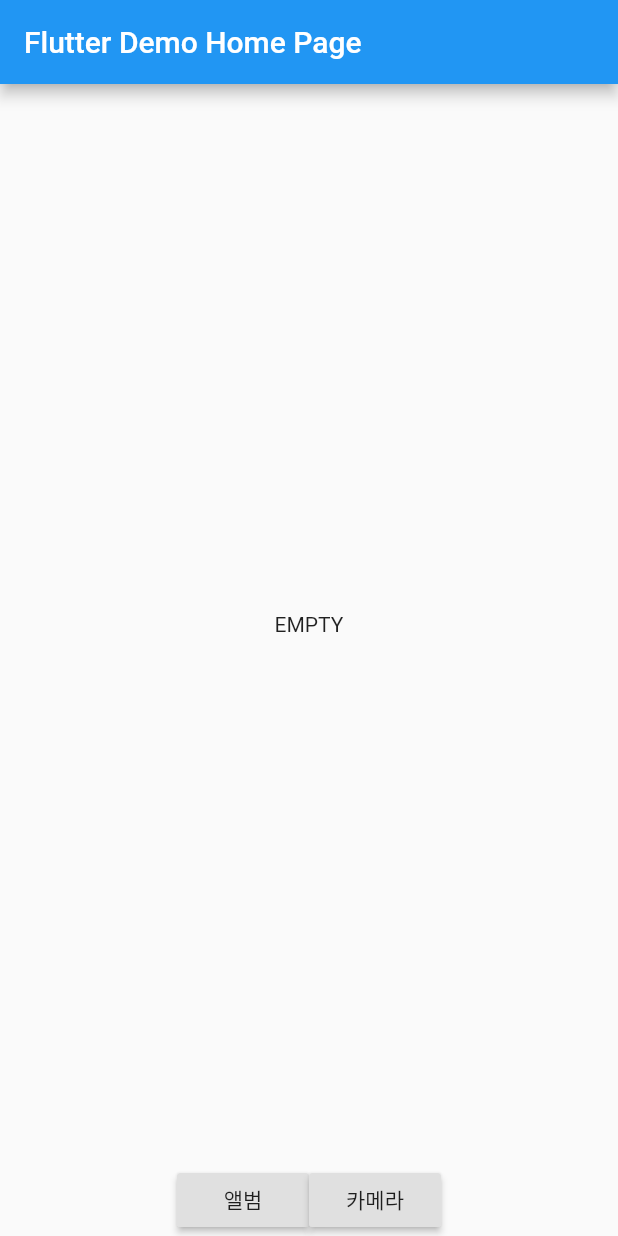
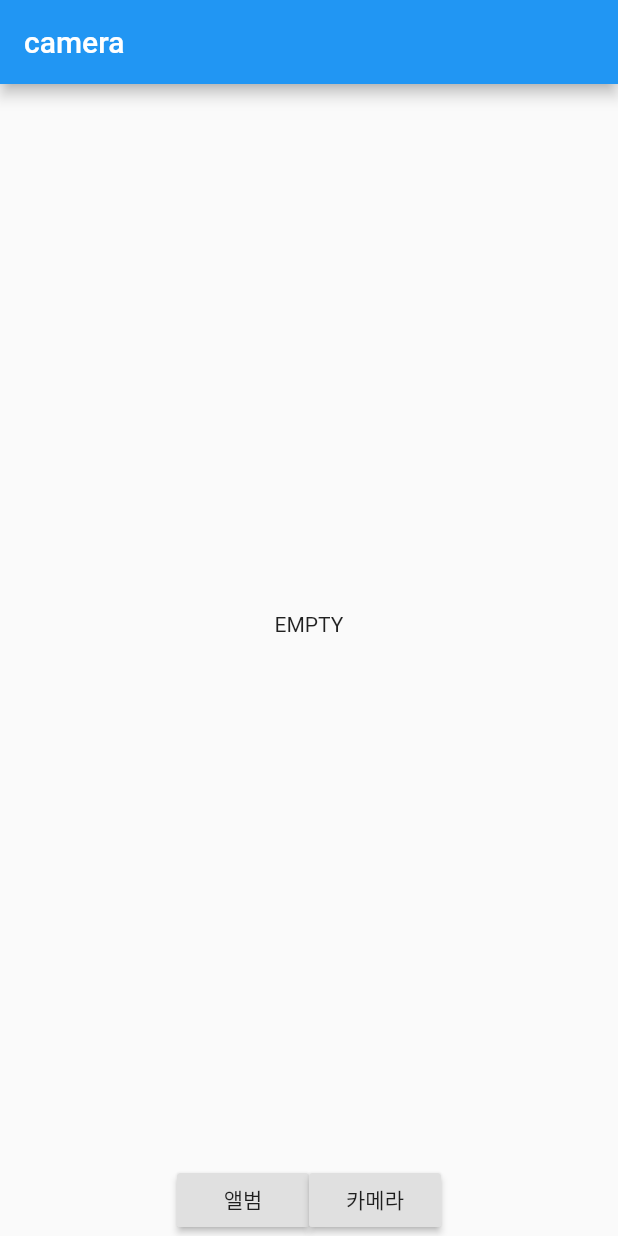
Before and after one commit to sirasatarato/Flutter_Simple_Samples, a Flutter app: the screen it shows after launch, on a phone screen of 412 x 824 dp. Run offline on Flutter 3.47's test engine with Material 2 defaults, Android fonts, the phone set to English and light mode, and no system bars; our stand-ins replace image_picker.

Commit message:
Reform Camera

```diff
--- a/camera/lib/main.dart
+++ b/camera/lib/main.dart
@@ -8,11 +8,11 @@ class MyApp extends StatelessWidget {
   @override
   Widget build(BuildContext context) {
     return MaterialApp(
-      title: 'Flutter Demo',
+      title: 'Camera',
       theme: ThemeData(
         primarySwatch: Colors.blue,
       ),
-      home: MyHomePage(title: 'Flutter Demo Home Page'),
+      home: MyHomePage(title: 'camera'),
     );
   }
 }
@@ -40,9 +40,7 @@ class _MyHomePageState extends State<MyHomePage> {
         child: Column(
           children: <Widget>[
             Expanded(
-                child: Center(
-                  child: photo
-                ),
+              child: Center(child: photo),
             ),
             Row(
               children: <Widget>[
```
Also changed, not shown: camera/pubspec.lock. Lines whose indentation alone changed are shown as unchanged.
